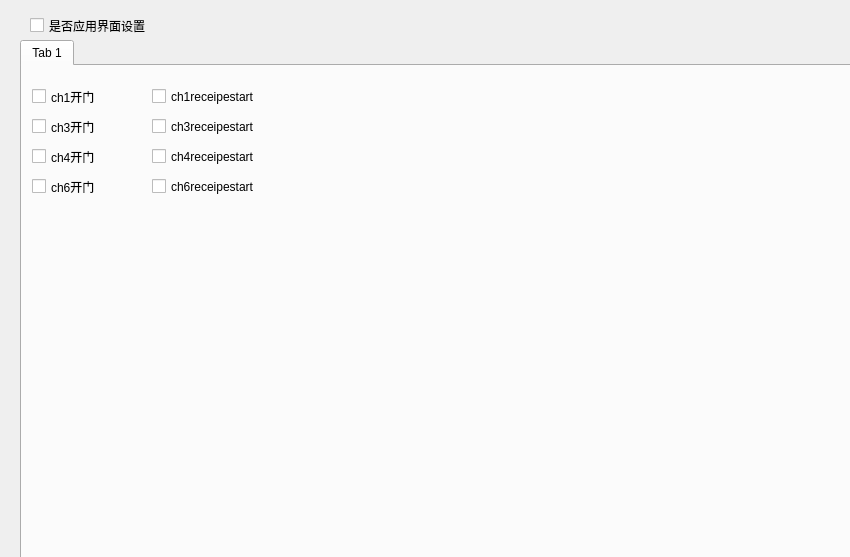
Old version of the form RGA-AnalogMachine/widget.ui in the repository rencaiji2/RGA-AnalogMachine.
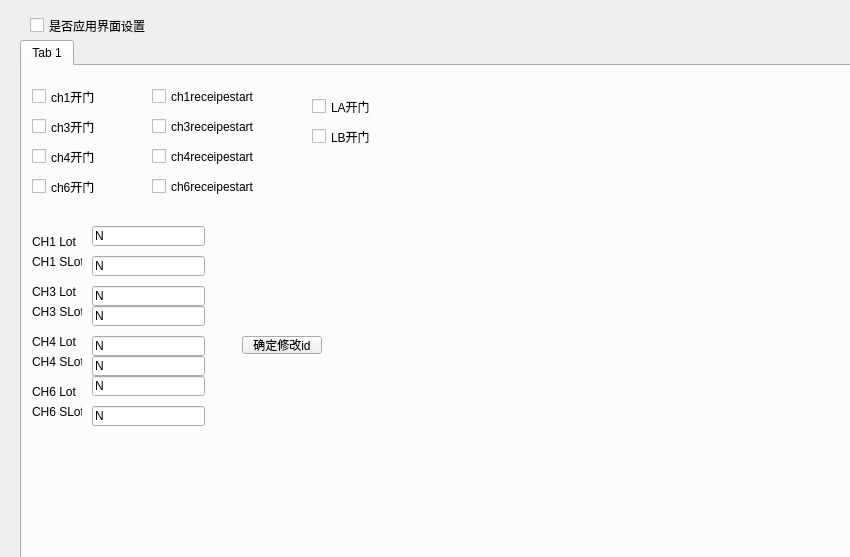
New version of the form.

Commit message: 更新新版协议

Diff of the .ui file:
```diff
--- a/RGA-AnalogMachine/widget.ui
+++ b/RGA-AnalogMachine/widget.ui
@@ -146,6 +146,253 @@
       <string>ch6receipestart</string>
      </property>
     </widget>
+    <widget class="QLabel" name="label">
+     <property name="geometry">
+      <rect>
+       <x>10</x>
+       <y>170</y>
+       <width>50</width>
+       <height>11</height>
+      </rect>
+     </property>
+     <property name="text">
+      <string>CH1 Lot</string>
+     </property>
+    </widget>
+    <widget class="QLabel" name="label_2">
+     <property name="geometry">
+      <rect>
+       <x>10</x>
+       <y>190</y>
+       <width>50</width>
+       <height>11</height>
+      </rect>
+     </property>
+     <property name="text">
+      <string>CH1 SLot</string>
+     </property>
+    </widget>
+    <widget class="QLabel" name="label_3">
+     <property name="geometry">
+      <rect>
+       <x>10</x>
+       <y>240</y>
+       <width>50</width>
+       <height>11</height>
+      </rect>
+     </property>
+     <property name="text">
+      <string>CH3 SLot</string>
+     </property>
+    </widget>
+    <widget class="QLabel" name="label_4">
+     <property name="geometry">
+      <rect>
+       <x>10</x>
+       <y>220</y>
+       <width>50</width>
+       <height>11</height>
+      </rect>
+     </property>
+     <property name="text">
+      <string>CH3 Lot</string>
+     </property>
+    </widget>
+    <widget class="QLabel" name="label_5">
+     <property name="geometry">
+      <rect>
+       <x>10</x>
+       <y>290</y>
+       <width>50</width>
+       <height>11</height>
+      </rect>
+     </property>
+     <property name="text">
+      <string>CH4 SLot</string>
+     </property>
+    </widget>
+    <widget class="QLabel" name="label_6">
+     <property name="geometry">
+      <rect>
+       <x>10</x>
+       <y>270</y>
+       <width>50</width>
+       <height>11</height>
+      </rect>
+     </property>
+     <property name="text">
+      <string>CH4 Lot</string>
+     </property>
+    </widget>
+    <widget class="QLabel" name="label_7">
+     <property name="geometry">
+      <rect>
+       <x>10</x>
+       <y>340</y>
+       <width>50</width>
+       <height>11</height>
+      </rect>
+     </property>
+     <property name="text">
+      <string>CH6 SLot</string>
+     </property>
+    </widget>
+    <widget class="QLabel" name="label_8">
+     <property name="geometry">
+      <rect>
+       <x>10</x>
+       <y>320</y>
+       <width>50</width>
+       <height>11</height>
+      </rect>
+     </property>
+     <property name="text">
+      <string>CH6 Lot</string>
+     </property>
+    </widget>
+    <widget class="QLineEdit" name="lineEdit_CH1_Lot">
+     <property name="geometry">
+      <rect>
+       <x>70</x>
+       <y>160</y>
+       <width>113</width>
+       <height>20</height>
+      </rect>
+     </property>
+     <property name="text">
+      <string>N</string>
+     </property>
+    </widget>
+    <widget class="QLineEdit" name="lineEdit_CH1_SLot">
+     <property name="geometry">
+      <rect>
+       <x>70</x>
+       <y>190</y>
+       <width>113</width>
+       <height>20</height>
+      </rect>
+     </property>
+     <property name="text">
+      <string>N</string>
+     </property>
+    </widget>
+    <widget class="QLineEdit" name="lineEdit_CH3_Lot">
+     <property name="geometry">
+      <rect>
+       <x>70</x>
+       <y>220</y>
+       <width>113</width>
+       <height>20</height>
+      </rect>
+     </property>
+     <property name="text">
+      <string>N</string>
+     </property>
+    </widget>
+    <widget class="QLineEdit" name="lineEdit_CH3_SLot">
+     <property name="geometry">
+      <rect>
+       <x>70</x>
+       <y>240</y>
+       <width>113</width>
+       <height>20</height>
+      </rect>
+     </property>
+     <property name="text">
+      <string>N</string>
+     </property>
+    </widget>
+    <widget class="QLineEdit" name="lineEdit_CH4_Lot">
+     <property name="geometry">
+      <rect>
+       <x>70</x>
+       <y>270</y>
+       <width>113</width>
+       <height>20</height>
+      </rect>
+     </property>
+     <property name="text">
+      <string>N</string>
+     </property>
+    </widget>
+    <widget class="QLineEdit" name="lineEdit_CH4_SLot">
+     <property name="geometry">
+      <rect>
+       <x>70</x>
+       <y>290</y>
+       <width>113</width>
+       <height>20</height>
+      </rect>
+     </property>
+     <property name="text">
+      <string>N</string>
+     </property>
+    </widget>
+    <widget class="QLineEdit" name="lineEdit_CH6_Lot">
+     <property name="geometry">
+      <rect>
+       <x>70</x>
+       <y>310</y>
+       <width>113</width>
+       <height>20</height>
+      </rect>
+     </property>
+     <property name="text">
+      <string>N</string>
+     </property>
+    </widget>
+    <widget class="QLineEdit" name="lineEdit_CH6_SLot">
+     <property name="geometry">
+      <rect>
+       <x>70</x>
+       <y>340</y>
+       <width>113</width>
+       <height>20</height>
+      </rect>
+     </property>
+     <property name="text">
+      <string>N</string>
+     </property>
+    </widget>
+    <widget class="QPushButton" name="pushButton">
+     <property name="geometry">
+      <rect>
+       <x>220</x>
+       <y>270</y>
+       <width>80</width>
+       <height>18</height>
+      </rect>
+     </property>
+     <property name="text">
+      <string>确定修改id</string>
+     </property>
+    </widget>
+    <widget class="QCheckBox" name="cb_LAopen">
+     <property name="geometry">
+      <rect>
+       <x>290</x>
+       <y>30</y>
+       <width>101</width>
+       <height>21</height>
+      </rect>
+     </property>
+     <property name="text">
+      <string>LA开门</string>
+     </property>
+    </widget>
+    <widget class="QCheckBox" name="cb_LBopen">
+     <property name="geometry">
+      <rect>
+       <x>290</x>
+       <y>60</y>
+       <width>101</width>
+       <height>21</height>
+      </rect>
+     </property>
+     <property name="text">
+      <string>LB开门</string>
+     </property>
+    </widget>
    </widget>
   </widget>
  </widget>
```
The commit also changes 2 other files.
